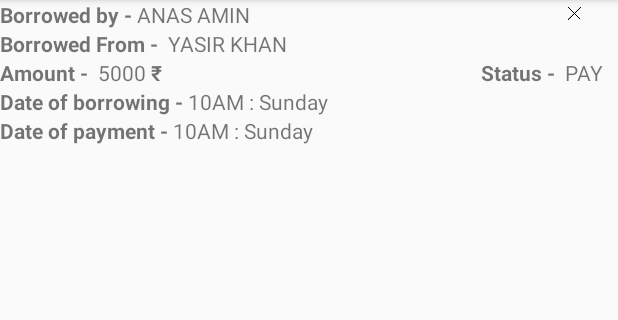
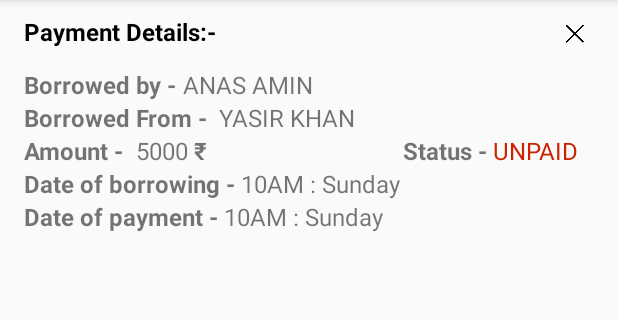
Before and after one commit to Anas9935/BorrowFromMe, an Android app: the fragment detail_fragment shown on its own in the app's theme, on a phone screen of 412 x 824 dp, the part 84-404 px from its top. Run offline under Robolectric (Android 15) with nearby library versions, the light colour scheme and no system bars; 13 statements that could not run were skipped.

Commit message:
added working fragment and improved the list views

```diff
--- a/BorrowFromMeGIT/app/src/main/java/com/example/anasamin/borrowfromme/History.java
+++ b/BorrowFromMeGIT/app/src/main/java/com/example/anasamin/borrowfromme/History.java
@@ -36,13 +36,14 @@ public class History extends AppCompatActivity {
         lv.setOnItemClickListener(new AdapterView.OnItemClickListener() {
             @Override
             public void onItemClick(AdapterView<?> parent, View view, int position, long id) {
-
                 detail_fragment frag=new detail_fragment();
                 FrameLayout fl=(FrameLayout)findViewById(R.id.detailed_rootxml);
                 fl.setVisibility(View.VISIBLE);
+                frag.setCursor(madapter.getCursor());
                 FragmentManager fm=getSupportFragmentManager();
                 fm.beginTransaction().add(R.id.detailed_rootxml,frag).commit();
-
+                frag.getFm(fm,frag);
+                frag.setfl(fl);
             }
         });
     }
--- a/BorrowFromMeGIT/app/src/main/java/com/example/anasamin/borrowfromme/detail_fragment.java
+++ b/BorrowFromMeGIT/app/src/main/java/com/example/anasamin/borrowfromme/detail_fragment.java
@@ -1,13 +1,16 @@
 package com.example.anasamin.borrowfromme;
 
+import android.database.Cursor;
 import android.graphics.Color;
 import android.os.Bundle;
 import android.support.annotation.NonNull;
 import android.support.annotation.Nullable;
 import android.support.v4.app.Fragment;
+import android.support.v4.app.FragmentManager;
 import android.view.LayoutInflater;
 import android.view.View;
 import android.view.ViewGroup;
+import android.widget.FrameLayout;
 import android.widget.ImageView;
 import android.widget.TextView;
 
@@ -17,6 +20,10 @@ import java.text.SimpleDateFormat;
 import java.util.Date;
 
 public class detail_fragment extends Fragment {
+    Cursor cursor;
+    FragmentManager fm2;
+    Fragment frag;
+    FrameLayout frame;
     public detail_fragment(){}
 
     @Nullable
@@ -32,40 +39,41 @@ public class detail_fragment extends Fragment {
         TextView time_paid=(TextView)root.findViewById(R.id.timePaidXML2);
         ImageView cross=(ImageView)root.findViewById(R.id.crossXML);
 
-//        int statusindex=cursor.getColumnIndex(object.column.STATUS);
-//        int namebbyindex=cursor.getColumnIndex(object.column.TO);
-//        int namebfmindex=cursor.getColumnIndex(object.column.FROM);
-//        int amt=cursor.getColumnIndex(object.column.AMOUNT);
-//        int tme=cursor.getColumnIndex(object.column.TIME);
-//        int tmePaidindex=cursor.getColumnIndex(object.column.TIMEPAID);
-//
-//        int status=cursor.getInt(statusindex);
-//        borr_by.setText(cursor.getString(namebbyindex));
-//        borr_from.setText(cursor.getString(namebfmindex));
-//        amount.setText(String.valueOf(cursor.getInt(amt)));
-//        time.setText(getTime(cursor.getInt(tme)));
-//
-//        if(cursor.getInt(tmePaidindex)==0){
-//            time_paid.setText("NOT YET PAID");
-//        }
-//        else{
-//            time_paid.setText(getTime(cursor.getInt(tmePaidindex)));
-//        }
-//
-//        switch(status){
-//            case 0:{paidBTN.setText("UNPAID");
-//                paidBTN.setTextColor(Color.parseColor("#CC2200"));
-//                break;
-//            }
-//            case 1:{paidBTN.setText("PAID");
-//                paidBTN.setTextColor(Color.parseColor("#000000"));
-//                break;
-//            }
-//        }
+        int statusindex=cursor.getColumnIndex(object.column.STATUS);
+        int namebbyindex=cursor.getColumnIndex(object.column.TO);
+        int namebfmindex=cursor.getColumnIndex(object.column.FROM);
+        int amt=cursor.getColumnIndex(object.column.AMOUNT);
+        int tme=cursor.getColumnIndex(object.column.TIME);
+        int tmePaidindex=cursor.getColumnIndex(object.column.TIMEPAID);
+
+        int status=cursor.getInt(statusindex);
+        borr_by.setText(cursor.getString(namebbyindex));
+        borr_from.setText(cursor.getString(namebfmindex));
+        amount.setText(String.valueOf(cursor.getInt(amt)));
+        time.setText(getTime(cursor.getInt(tme)));
+
+        if(cursor.getInt(tmePaidindex)==0){
+            time_paid.setText("NOT YET PAID");
+        }
+        else{
+            time_paid.setText(getTime(cursor.getInt(tmePaidindex)));
+        }
+
+        switch(status){
+            case 0:{paidBTN.setText("UNPAID");
+                paidBTN.setTextColor(Color.parseColor("#CC2200"));
+                break;
+            }
+            case 1:{paidBTN.setText("PAID");
+                paidBTN.setTextColor(Color.parseColor("#000000"));
+                break;
+            }
+        }
         cross.setOnClickListener(new View.OnClickListener() {
             @Override
             public void onClick(View v) {
-
+                    fm2.beginTransaction().remove(frag).commit();
+                    frame.setVisibility(View.INVISIBLE);
             }
         });
 
@@ -75,4 +83,15 @@ return root;
         Date d=new Date(unix*1000L);
         return new SimpleDateFormat("dd/MMM/yyyy").format(d);
     }
+    public void setCursor(Cursor c){
+        this.cursor=c;
     }
+    public void getFm(FragmentManager fm,Fragment fragment){
+        this.fm2=fm;
+        this.frag=fragment;
+    }
+    public void setfl(FrameLayout fl){
+        this.frame=fl;
+    }
+
+    }
--- a/BorrowFromMeGIT/app/src/main/res/layout/activity_history.xml
+++ b/BorrowFromMeGIT/app/src/main/res/layout/activity_history.xml
@@ -8,16 +8,14 @@
         xmlns:app="http://schemas.android.com/apk/res-auto"
         xmlns:tools="http://schemas.android.com/tools"
         android:layout_width="match_parent"
-        android:layout_marginRight="16dp"
-        android:layout_marginLeft="16dp"
         android:id="@+id/lv2XML"
         android:layout_height="match_parent"
         tools:context=".History">
 
     </ListView>
     <FrameLayout
-        android:layout_width="350dp"
-        android:layout_height="100dp"
+        android:layout_width="300dp"
+        android:layout_height="wrap_content"
         android:id="@+id/detailed_rootxml"
         android:layout_gravity="center_horizontal|center_vertical"
         android:background="@drawable/shape"
--- a/BorrowFromMeGIT/app/src/main/res/layout/fragment_detail.xml
+++ b/BorrowFromMeGIT/app/src/main/res/layout/fragment_detail.xml
@@ -1,7 +1,37 @@
 <?xml version="1.0" encoding="utf-8"?>
 <LinearLayout xmlns:android="http://schemas.android.com/apk/res/android"
     android:orientation="vertical" android:layout_width="match_parent"
+    android:paddingLeft="16dp"
+    android:paddingRight="16dp"
     android:layout_height="match_parent">
+    <View
+        android:layout_width="match_parent"
+        android:layout_height="10dp"
+        />
+    <RelativeLayout
+        android:layout_width="wrap_content"
+        android:layout_height="wrap_content">
+
+        <TextView
+            android:layout_width="wrap_content"
+            android:layout_height="wrap_content"
+            android:textSize="16sp"
+            android:textColor="#000"
+            android:text="Payment Details:-"
+            android:textStyle="bold"
+            />
+        <ImageView
+            android:layout_width="25dp"
+            android:layout_height="25dp"
+            android:layout_alignParentEnd="true"
+            android:src="@drawable/cross"
+            android:id="@+id/crossXML"
+            />
+    </RelativeLayout>
+    <View
+        android:layout_width="match_parent"
+        android:layout_height="10dp"
+        />
     <RelativeLayout
         android:layout_width="match_parent"
         android:layout_height="wrap_content"
@@ -9,6 +39,7 @@
         >
         <TextView
             android:id="@+id/rl1"
+            android:textSize="16sp"
             android:layout_width="wrap_content"
             android:layout_height="wrap_content"
             android:text="Borrowed by - "
@@ -21,16 +52,9 @@
             android:text="ANAS AMIN "
             android:layout_toRightOf="@id/rl1"
             android:textAllCaps="true"
+            android:textSize="16sp"
             />
-        <ImageView
-            android:layout_width="18dp"
-            android:layout_height="18dp"
-            android:layout_alignParentEnd="true"
-            android:src="@drawable/cross"
-            android:id="@+id/crossXML"
-            android:layout_marginRight="20dp"
 
-            />
     </RelativeLayout>
     <LinearLayout
         android:layout_width="wrap_content"
@@ -40,6 +64,7 @@
         <TextView
             android:layout_width="wrap_content"
             android:layout_height="wrap_content"
+            android:textSize="16sp"
             android:textStyle="bold"
             android:text="Borrowed From -  "
             />
@@ -48,6 +73,7 @@
             android:layout_height="wrap_content"
             android:text="Yasir Khan"
             android:textAllCaps="true"
+            android:textSize="16sp"
             android:maxLines="1"
             android:id="@+id/Borrowed_FromXML2"
             />
@@ -59,6 +85,7 @@
         <TextView
             android:id="@+id/tv1"
             android:layout_width="wrap_content"
+            android:textSize="16sp"
             android:layout_height="wrap_content"
             android:text="Amount - "
             android:textStyle="bold"
@@ -68,6 +95,7 @@
             android:layout_toRightOf="@id/tv1"
             android:layout_width="wrap_content"
             android:layout_height="wrap_content"
+            android:textSize="16sp"
             android:text=" 5000"
             />
         <TextView
@@ -75,6 +103,7 @@
             android:layout_width="wrap_content"
             android:layout_height="wrap_content"
             android:text=" ₹"
+            android:textSize="16sp"
             android:textStyle="bold"
             />
         <TextView
@@ -82,12 +111,14 @@
             android:layout_height="wrap_content"
             android:text=" Status - "
             android:textStyle="bold"
+            android:textSize="16sp"
             android:layout_toLeftOf="@id/paid"
             />
         <TextView
             android:layout_width="wrap_content"
             android:layout_height="wrap_content"
             android:text=" PAY"
+            android:textSize="16sp"
             android:id="@+id/paid"
             android:layout_alignParentEnd="true"
             android:layout_marginRight="10dp"
@@ -99,6 +130,8 @@
         >
         <TextView
             android:id="@+id/text_time2"
+            android:textSize="16sp"
+
             android:layout_width="wrap_content"
             android:layout_height="wrap_content"
             android:text="Date of borrowing - "
@@ -109,6 +142,7 @@
             android:layout_height="wrap_content"
             android:text="10AM : Sunday"
             android:id="@+id/timeXML2"
+            android:textSize="16sp"
             android:layout_toRightOf="@id/text_time2"
             />
     </RelativeLayout>
@@ -118,6 +152,7 @@
         <TextView
             android:layout_width="wrap_content"
             android:layout_height="wrap_content"
+            android:textSize="16sp"
             android:text="Date of payment - "
             android:textStyle="bold"
             />
@@ -125,11 +160,15 @@
             android:layout_width="wrap_content"
             android:layout_height="wrap_content"
             android:text="10AM : Sunday"
+            android:textSize="16sp"
             android:id="@+id/timePaidXML2"
             android:layout_toRightOf="@id/text_time"
             />
 
     </LinearLayout>
-
+<View
+    android:layout_width="match_parent"
+    android:layout_height="15dp"
+    />
 
 </LinearLayout>
--- a/BorrowFromMeGIT/app/src/main/res/layout/item_history_small.xml
+++ b/BorrowFromMeGIT/app/src/main/res/layout/item_history_small.xml
@@ -8,16 +8,19 @@
         android:layout_width="wrap_content"
         android:layout_height="wrap_content"
         android:text="Borrowed By - "
+        android:textSize="16sp"
         android:textStyle="bold"
         />
     <TextView
         android:layout_width="wrap_content"
         android:layout_height="wrap_content"
+        android:textSize="16sp"
         android:text="Anas Amin "
         android:id="@+id/BorrowerXML2"
         />
     <TextView
         android:layout_width="wrap_content"
+        android:textSize="16sp"
         android:layout_height="wrap_content"
         android:text="Status - "
         android:textStyle="bold"
@@ -27,6 +30,7 @@
         android:layout_width="wrap_content"
         android:layout_height="wrap_content"
         android:text="PAID"
+        android:textSize="16sp"
         android:id="@+id/paid"
         />
 
```
Also changed, not shown: BorrowFromMeGIT/app/src/main/java/com/example/anasamin/borrowfromme/HistoryCursorAdapter.java (+9 -22 lines), BorrowFromMeGIT/app/src/main/res/layout/item_history.xml (deleted, +0 -124 lines), BorrowFromMeGIT/app/src/main/res/layout/item_todo.xml (+8 -0 lines).
